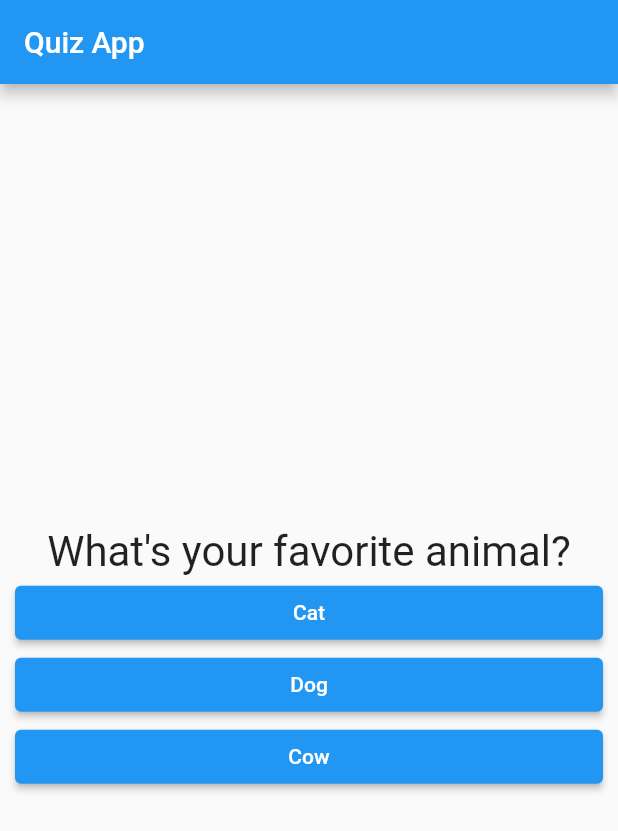
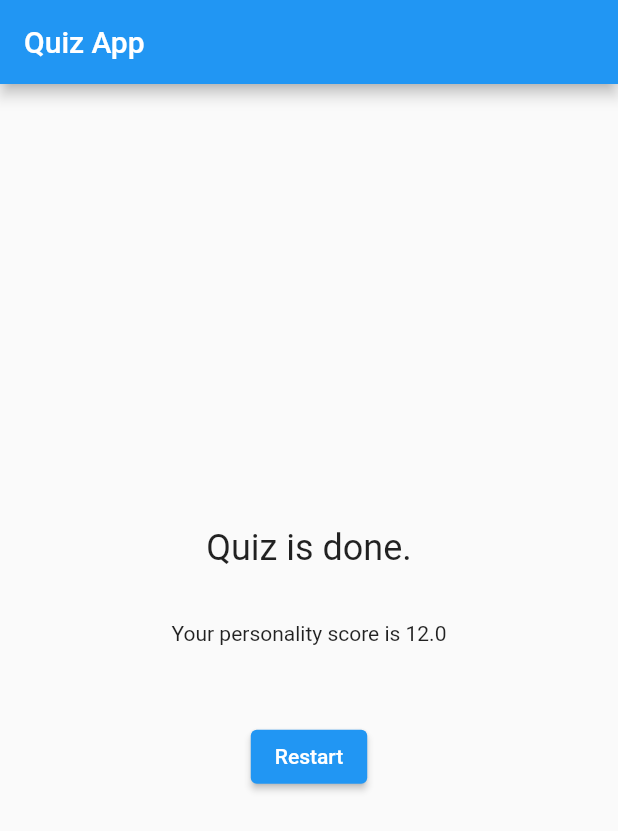
Before and after one commit to emirhanaydin/flutter-quiz-app, a Flutter app: the screen it shows after launch, after a tap on "Blue", after a tap on "Cat", on a phone screen of 412 x 824 dp. Shown: the top 831 px of the screen. Run offline on Flutter 3.47's test engine with Material 2 defaults, Android fonts, the phone set to English and light mode, and no system bars.

Commit message:
Create Summary widget

```diff
--- /dev/null
+++ b/lib/heading.dart
@@ -0,0 +1,24 @@
+import 'package:flutter/cupertino.dart';
+
+class Heading extends StatelessWidget {
+  final String data;
+
+  const Heading(this.data, {Key? key}) : super(key: key);
+
+  @override
+  Widget build(BuildContext context) {
+    return Column(
+      children: [
+        Text(
+          data,
+          style: const TextStyle(fontSize: 24),
+          textAlign: TextAlign.center,
+        ),
+        const SizedBox(
+          height: 20,
+        )
+      ],
+      mainAxisSize: MainAxisSize.min,
+    );
+  }
+}
--- a/lib/main.dart
+++ b/lib/main.dart
@@ -1,57 +1,12 @@
 import 'package:flutter/material.dart';
-import 'package:flutter_quiz_app/question.dart';
+import 'package:flutter_quiz_app/quiz.dart';
 
 void main() {
   runApp(const MyApp());
 }
 
-class MyApp extends StatefulWidget {
+class MyApp extends StatelessWidget {
   const MyApp({Key? key}) : super(key: key);
-
-  @override
-  State<MyApp> createState() => _MyAppState();
-}
-
-class _Question {
-  final String text;
-  final List<String> answers;
-  final int correctAnswerIndex;
-
-  _Question(this.text,
-      {required this.answers, required this.correctAnswerIndex}) {
-    if (correctAnswerIndex < 0 || correctAnswerIndex >= answers.length) {
-      throw IndexError(correctAnswerIndex, answers);
-    }
-  }
-
-  String correctAnswer() => answers[correctAnswerIndex];
-}
-
-class _MyAppState extends State<MyApp> {
-  final _questions = List.unmodifiable([
-    _Question("What's your favorite color?",
-        answers: ["Blue", "Red", "Green", "Yellow"], correctAnswerIndex: 0),
-    _Question("What's your favorite animal?",
-        answers: ["Cat", "Dog", "Cow"], correctAnswerIndex: 2),
-  ]);
-
-  var _index = -1;
-  late _Question _question;
-
-  void incrementIndex() {
-    _index = (_index + 1) % _questions.length;
-    _question = _questions[_index];
-  }
-
-  void _onAnswered(String answer) {
-    if (answer == _question.correctAnswer()) {
-      setState(incrementIndex);
-    }
-  }
-
-  _MyAppState() {
-    incrementIndex();
-  }
 
   @override
   Widget build(BuildContext context) {
@@ -60,22 +15,11 @@ class _MyAppState extends State<MyApp> {
       appBar: AppBar(
         title: const Text("Quiz App"),
       ),
-      body: Center(
-        child: Center(
-          child: Container(
-            child: Column(
-              children: [
-                Question(
-                  _question.text,
-                  answers: _question.answers,
-                  onAnswered: _onAnswered,
-                ),
-              ],
-              mainAxisSize: MainAxisSize.min,
-            ),
-            margin: const EdgeInsets.all(10),
-          ),
+      body: Container(
+        child: const Center(
+          child: Quiz(),
         ),
+        margin: const EdgeInsets.all(10),
       ),
     ));
   }
--- a/lib/question.dart
+++ b/lib/question.dart
@@ -1,5 +1,6 @@
 import 'package:flutter/material.dart';
 import 'package:flutter_quiz_app/answer.dart';
+import 'package:flutter_quiz_app/heading.dart';
 
 typedef AnswerCallback = void Function(String);
 
@@ -16,11 +17,7 @@ class Question extends StatelessWidget {
   Widget build(BuildContext context) {
     return Column(
       children: [
-        Text(
-          text,
-          style: const TextStyle(fontSize: 28),
-          textAlign: TextAlign.center,
-        ),
+        Heading(text),
         ...answers.map((e) => SizedBox(
               child: AnswerButton(
                 e,
--- /dev/null
+++ b/lib/quiz.dart
@@ -0,0 +1,98 @@
+import 'package:flutter/material.dart';
+import 'package:flutter_quiz_app/question.dart';
+import 'package:flutter_quiz_app/summary.dart';
+
+class Quiz extends StatefulWidget {
+  const Quiz({Key? key}) : super(key: key);
+
+  @override
+  _QuizState createState() => _QuizState();
+}
+
+class _QuizState extends State<Quiz> {
+  final _questions = List.unmodifiable([
+    _Question("What's your favorite color?", answers: [
+      _Answer("Blue", score: 10),
+      _Answer("Red", score: 8),
+      _Answer("Green", score: 6),
+      _Answer("Yellow", score: 4),
+    ]),
+    _Question("What's your favorite animal?", answers: [
+      _Answer("Cat", score: 2),
+      _Answer("Dog", score: 6),
+      _Answer("Cow", score: 10),
+    ]),
+  ]);
+
+  late int _index;
+  late double _totalScore;
+  late _Question _question;
+
+  _QuizState() {
+    _reset();
+  }
+
+  void _incrementIndex() {
+    _index++;
+    if (_hasAnyQuestions()) _question = _questions[_index];
+  }
+
+  void _setNextState() {
+    setState(_incrementIndex);
+  }
+
+  bool _hasAnyQuestions() => _index < _questions.length;
+
+  void _giveAnswer(String text) {
+    var answer = _question.findAnswer(text);
+    _totalScore += answer.score;
+    _setNextState();
+  }
+
+  void _reset() {
+    _totalScore = 0;
+    _index = -1;
+    _incrementIndex();
+  }
+
+  void _resetState() {
+    setState(() {
+      _reset();
+    });
+  }
+
+  @override
+  Widget build(BuildContext context) {
+    return _hasAnyQuestions()
+        ? Question(
+            _question.text,
+            answers: _question.answers.map((e) => e.text).toList(),
+            onAnswered: _giveAnswer,
+          )
+        : Summary(
+            title: "Quiz is done.",
+            onRestart: _resetState,
+            score: _totalScore,
+          );
+  }
+}
+
+class _Question {
+  final String text;
+  final List<_Answer> answers;
+
+  _Question._internal(this.text, {required this.answers});
+
+  factory _Question(String text, {required List<_Answer> answers}) {
+    return _Question._internal(text, answers: List.unmodifiable(answers));
+  }
+
+  _Answer findAnswer(String text) => answers.firstWhere((e) => e.text == text);
+}
+
+class _Answer {
+  final String text;
+  final double score;
+
+  _Answer(this.text, {required this.score});
+}
--- /dev/null
+++ b/lib/summary.dart
@@ -0,0 +1,34 @@
+import 'package:flutter/material.dart';
+import 'package:flutter_quiz_app/heading.dart';
+
+class Summary extends StatelessWidget {
+  final String title;
+  final VoidCallback onRestart;
+  final String description;
+  final double score;
+
+  const Summary(
+      {Key? key,
+      required this.title,
+      required this.onRestart,
+      required this.score,
+      this.description = "Restart"})
+      : super(key: key);
+
+  @override
+  Widget build(BuildContext context) {
+    return Wrap(
+      direction: Axis.vertical,
+      crossAxisAlignment: WrapCrossAlignment.center,
+      spacing: 15,
+      children: [
+        Heading(title),
+        Text("Your personality score is $score"),
+        const SizedBox(
+          height: 20,
+        ),
+        ElevatedButton(onPressed: onRestart, child: Text(description))
+      ],
+    );
+  }
+}
```
